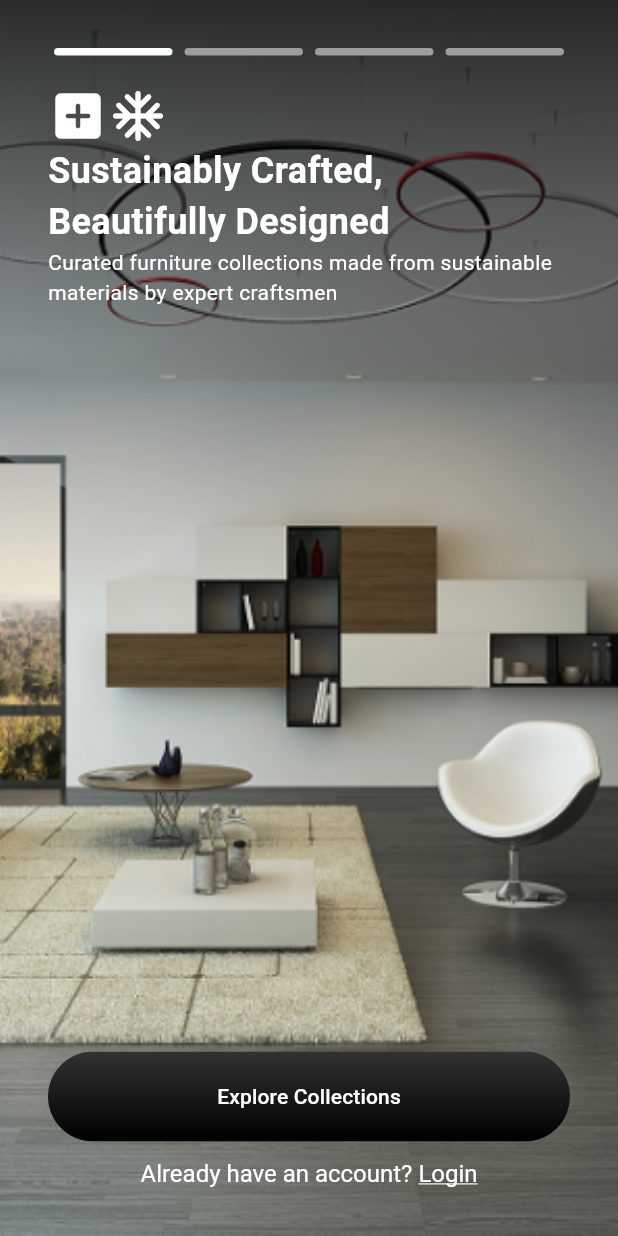
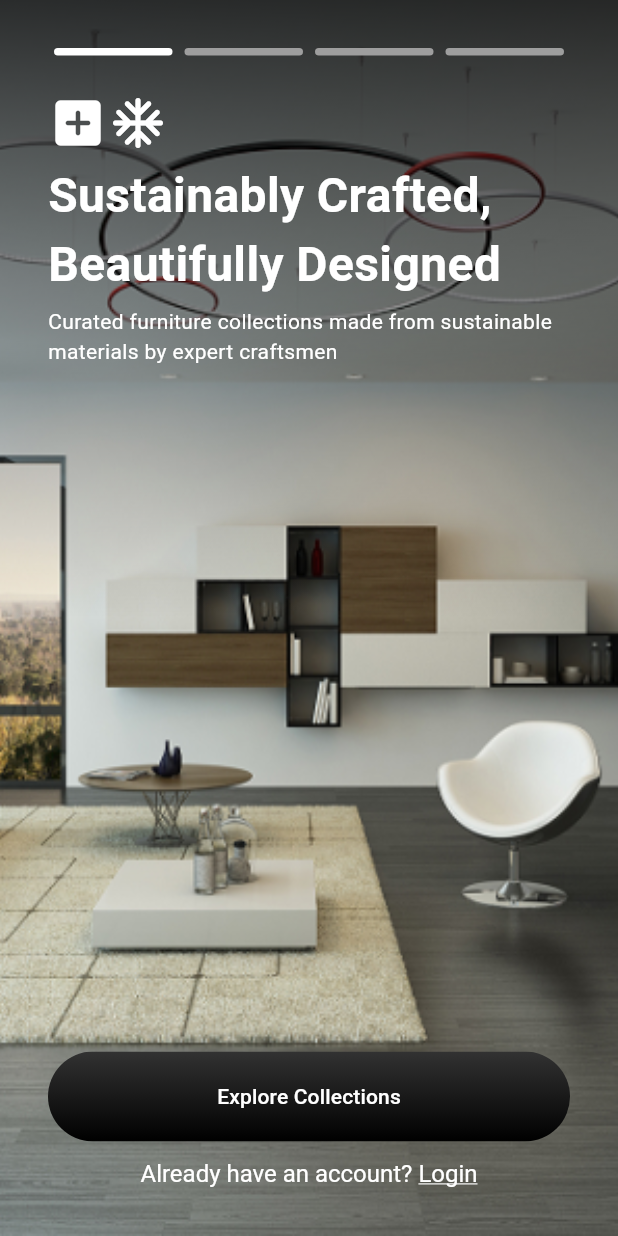
Before and after one commit to Jordan711/flutter-UI, a Flutter app: the screen it shows after launch, on a phone screen of 412 x 824 dp. Run offline on Flutter 3.47's test engine with Material 3 defaults, Android fonts, the phone set to English and light mode, and no system bars; our stand-ins replace google_fonts.

Commit message:
Adjust spacing for top text

```diff
--- a/furniture_store/lib/pages/home.dart
+++ b/furniture_store/lib/pages/home.dart
@@ -37,7 +37,7 @@ class Home extends StatelessWidget {
                 children: [
                   LineButtons(),
 
-                  SizedBox(height: 20.0),
+                  SizedBox(height: 25.0),
 
                   Row(
                     children: [
@@ -53,14 +53,16 @@ class Home extends StatelessWidget {
                       ),
                     ],
                   ),
+                  SizedBox(height: 5.0),
                   Text(
                     "Sustainably Crafted,\nBeautifully Designed",
                     style: TextStyle(
-                      fontSize: 24.0,
+                      fontSize: 32.0,
                       color: Colors.white,
                       fontWeight: FontWeight.bold,
                     ),
                   ),
+                  SizedBox(height: 5.0),
                   Text(
                     "Curated furniture collections made from sustainable materials by expert craftsmen",
                     style: TextStyle(fontSize: 14.0, color: Colors.white),
```
